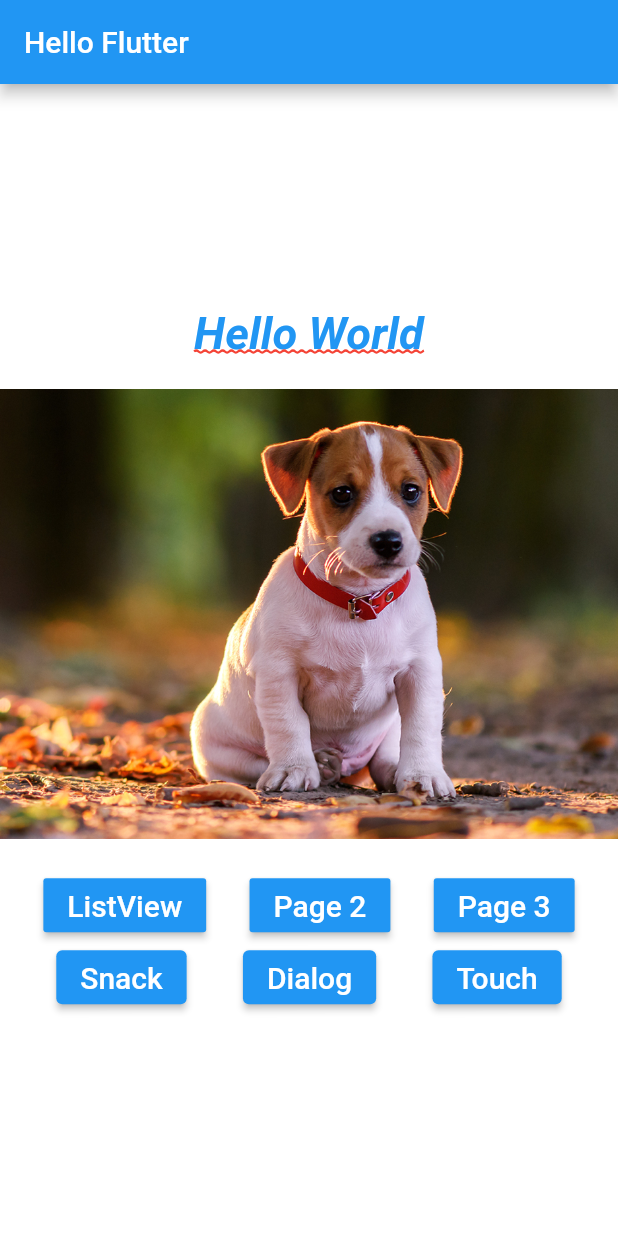
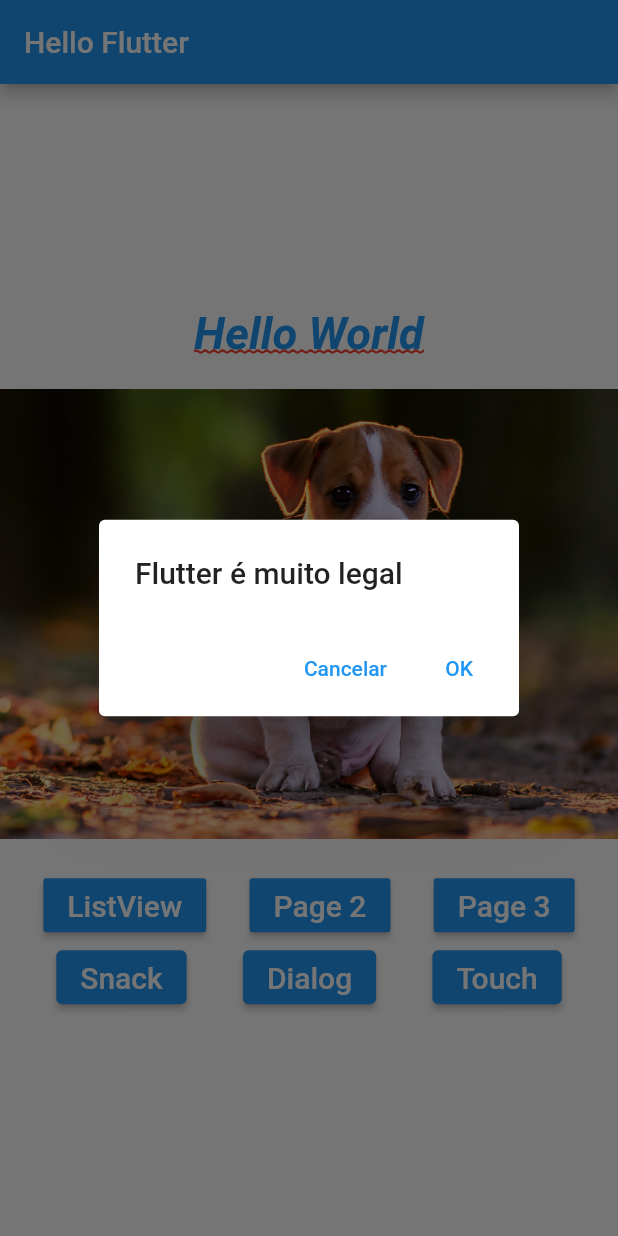
Before and after one commit to rodrigosa/FlutterHelloWorld, a Flutter app: the screen it shows after launch, after a tap on "Dialog", on a phone screen of 412 x 824 dp. Run offline on Flutter 3.47's test engine with Material 2 defaults, Android fonts, the phone set to English and light mode, and no system bars.

Commit message:
ShowDialog

```diff
--- a/lib/home_page.dart
+++ b/lib/home_page.dart
@@ -69,7 +69,7 @@ class HomePage extends StatelessWidget {
               mainAxisAlignment: MainAxisAlignment.spaceEvenly,
               children: [
                 _button(context, "Snack", () => _onclickSnack(context)),
-                _button(context, "Dialog", _onClickDialog),
+                _button(context, "Dialog", () => _onClickDialog(context)),
                 _button(context, "Touch", _onClickToast)
               ],
             ),
@@ -99,7 +99,34 @@ class HomePage extends StatelessWidget {
     ));
   }
 
-  _onClickDialog() {}
+  _onClickDialog(BuildContext context) {
+    showDialog(
+        context: context,
+        barrierDismissible: false, // Para não fechar a caixa de dialogo clicando fora
+        builder: (context) {
+          return WillPopScope(
+            onWillPop: () async => false,
+            child: AlertDialog(
+              title: Text("Flutter é muito legal"),
+              actions: [
+                TextButton(
+                  child: Text("Cancelar"),
+                  onPressed: () {
+                    Navigator.pop(context);
+                  },
+                ),
+                TextButton(
+                  child: Text("OK"),
+                  onPressed: () {
+                    Navigator.pop(context);// Sempre para fechar o Dialog chamar o POP
+                    print("OK!!!");
+                  },
+                )
+              ],
+            ),
+          );
+        });
+  }
 
   _onClickToast() {}
 
```
